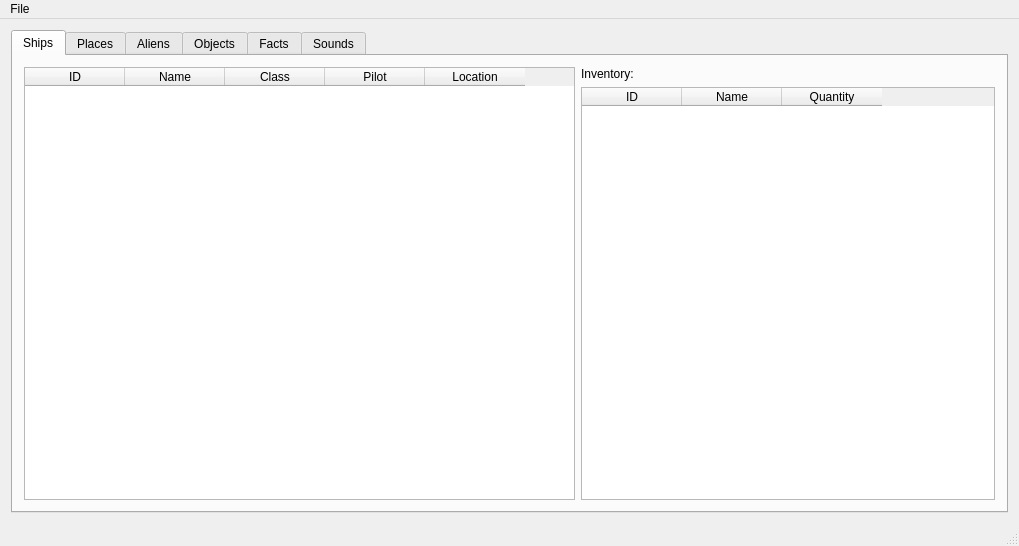
colinbourassa/nomad-resource-explorer, file mainwindow.ui: the form before one commit.
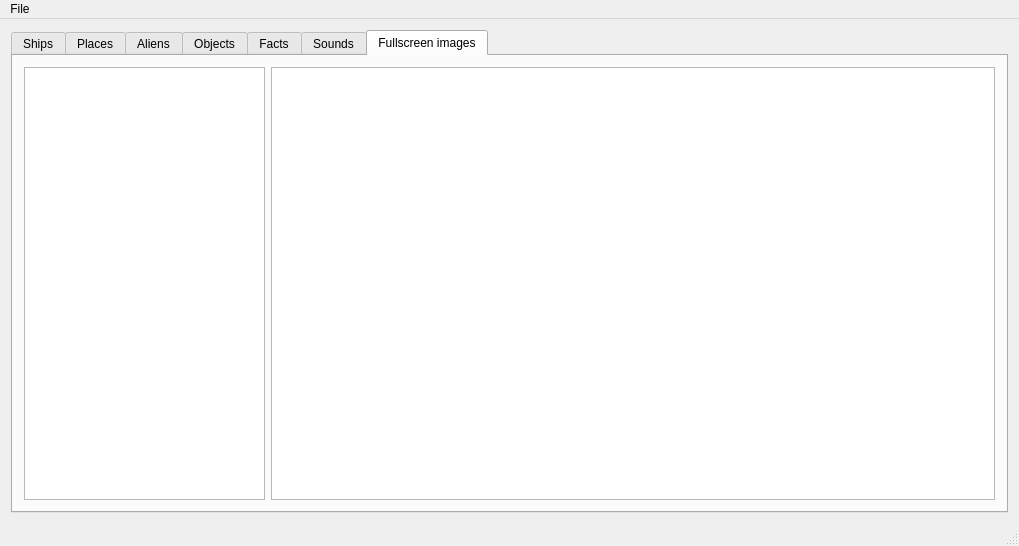
The form after the commit. The open tabs and pages were chosen to show the change.

Commit message: Fullscreen cutscene image display

What changed in the file:
```diff
--- a/mainwindow.ui
+++ b/mainwindow.ui
@@ -664,6 +664,28 @@
         </item>
        </layout>
       </widget>
+      <widget class="QWidget" name="m_tabFullscreen">
+       <attribute name="title">
+        <string>Fullscreen images</string>
+       </attribute>
+       <layout class="QGridLayout" name="m_fullscreenLayout" columnstretch="1,3">
+        <item row="0" column="0">
+         <widget class="QTreeWidget" name="m_fullscreenTree">
+          <attribute name="headerVisible">
+           <bool>false</bool>
+          </attribute>
+          <column>
+           <property name="text">
+            <string notr="true">1</string>
+           </property>
+          </column>
+         </widget>
+        </item>
+        <item row="0" column="1">
+         <widget class="QGraphicsView" name="m_fullscreenView"/>
+        </item>
+       </layout>
+      </widget>
      </widget>
     </item>
    </layout>
```
The commit also changes 9 other files.
